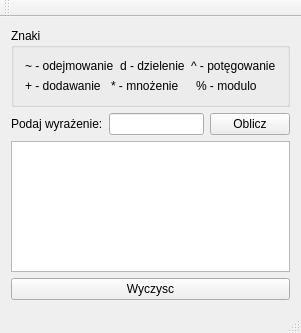
Before: the Qt Designer form kalkulator.ui in PiotrMusial/ONP, drawn with Qt 5.
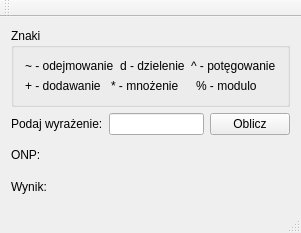
After: the same form once the commit is applied.

Commit message: modified:   Kalkulator.pro.user 	modified:   kalkulator.cpp 	modified:   kalkulator.h 	modified:   kalkulator.ui

Diff of the .ui file:
```diff
--- a/kalkulator.ui
+++ b/kalkulator.ui
@@ -7,35 +7,35 @@
     <x>0</x>
     <y>0</y>
     <width>286</width>
-    <height>333</height>
+    <height>233</height>
    </rect>
   </property>
   <property name="windowTitle">
-   <string>Kalkulator liczb 2-cyfrowych</string>
+   <string>Kalkulator ONP</string>
   </property>
   <widget class="QWidget" name="centralWidget">
    <layout class="QGridLayout" name="gridLayout">
-    <item row="0" column="0">
-     <layout class="QHBoxLayout" name="horizontalLayout_5">
-      <item>
-       <spacer name="horizontalSpacer_3">
-        <property name="orientation">
-         <enum>Qt::Horizontal</enum>
-        </property>
-        <property name="sizeHint" stdset="0">
-         <size>
-          <width>68</width>
-          <height>20</height>
-         </size>
-        </property>
-       </spacer>
-      </item>
-      <item>
-       <widget class="QGroupBox" name="groupBox">
-        <property name="title">
-         <string>Znaki</string>
-        </property>
-        <layout class="QHBoxLayout" name="horizontalLayout_4">
+    <item row="0" column="0" colspan="2">
+     <widget class="QGroupBox" name="groupBox">
+      <property name="title">
+       <string>Znaki</string>
+      </property>
+      <layout class="QHBoxLayout" name="horizontalLayout_4">
+       <item>
+        <layout class="QHBoxLayout" name="horizontalLayout_5">
+         <item>
+          <spacer name="horizontalSpacer_3">
+           <property name="orientation">
+            <enum>Qt::Horizontal</enum>
+           </property>
+           <property name="sizeHint" stdset="0">
+            <size>
+             <width>13</width>
+             <height>17</height>
+            </size>
+           </property>
+          </spacer>
+         </item>
          <item>
           <layout class="QVBoxLayout" name="verticalLayout">
            <item>
@@ -90,25 +90,25 @@
            </item>
           </layout>
          </item>
+         <item>
+          <spacer name="horizontalSpacer_2">
+           <property name="orientation">
+            <enum>Qt::Horizontal</enum>
+           </property>
+           <property name="sizeHint" stdset="0">
+            <size>
+             <width>13</width>
+             <height>17</height>
+            </size>
+           </property>
+          </spacer>
+         </item>
         </layout>
-       </widget>
-      </item>
-      <item>
-       <spacer name="horizontalSpacer_2">
-        <property name="orientation">
-         <enum>Qt::Horizontal</enum>
-        </property>
-        <property name="sizeHint" stdset="0">
-         <size>
-          <width>68</width>
-          <height>20</height>
-         </size>
-        </property>
-       </spacer>
-      </item>
-     </layout>
+       </item>
+      </layout>
+     </widget>
     </item>
-    <item row="1" column="0">
+    <item row="1" column="0" colspan="2">
      <layout class="QHBoxLayout" name="horizontalLayout">
       <property name="leftMargin">
        <number>0</number>
@@ -137,14 +137,86 @@
      </layout>
     </item>
     <item row="2" column="0">
-     <widget class="QTextEdit" name="textEdit"/>
+     <layout class="QVBoxLayout" name="verticalLayout_2">
+      <item>
+       <layout class="QHBoxLayout" name="horizontalLayout_6">
+        <item>
+         <widget class="QLabel" name="label_7">
+          <property name="text">
+           <string>ONP:</string>
+          </property>
+         </widget>
+        </item>
+        <item>
+         <spacer name="horizontalSpacer">
+          <property name="orientation">
+           <enum>Qt::Horizontal</enum>
+          </property>
+          <property name="sizeHint" stdset="0">
+           <size>
+            <width>40</width>
+            <height>20</height>
+           </size>
+          </property>
+         </spacer>
+        </item>
+        <item>
+         <widget class="QLabel" name="label_9">
+          <property name="text">
+           <string/>
+          </property>
+         </widget>
+        </item>
+       </layout>
+      </item>
+      <item>
+       <layout class="QHBoxLayout" name="horizontalLayout_7">
+        <item>
+         <widget class="QLabel" name="label_8">
+          <property name="text">
+           <string>Wynik:</string>
+          </property>
+         </widget>
+        </item>
+        <item>
+         <spacer name="horizontalSpacer_4">
+          <property name="orientation">
+           <enum>Qt::Horizontal</enum>
+          </property>
+          <property name="sizeHint" stdset="0">
+           <size>
+            <width>38</width>
+            <height>20</height>
+           </size>
+          </property>
+         </spacer>
+        </item>
+        <item>
+         <widget class="QLabel" name="label_10">
+          <property name="frameShape">
+           <enum>QFrame::NoFrame</enum>
+          </property>
+          <property name="text">
+           <string/>
+          </property>
+         </widget>
+        </item>
+       </layout>
+      </item>
+     </layout>
     </item>
-    <item row="3" column="0">
-     <widget class="QPushButton" name="pushButtonWyczysc">
-      <property name="text">
-       <string>Wyczysc</string>
+    <item row="2" column="1">
+     <spacer name="horizontalSpacer_5">
+      <property name="orientation">
+       <enum>Qt::Horizontal</enum>
       </property>
-     </widget>
+      <property name="sizeHint" stdset="0">
+       <size>
+        <width>128</width>
+        <height>20</height>
+       </size>
+      </property>
+     </spacer>
     </item>
    </layout>
   </widget>
```
Left out of the diff: 19 changed lines with no effect on the pictures. The commit also changes 3 other files.
